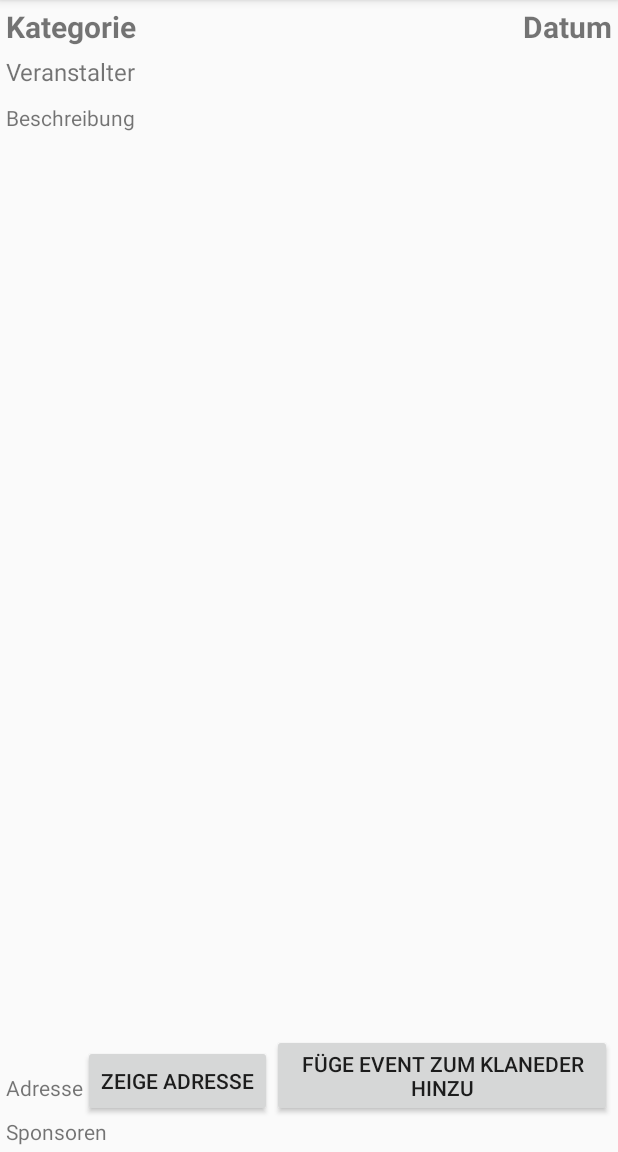
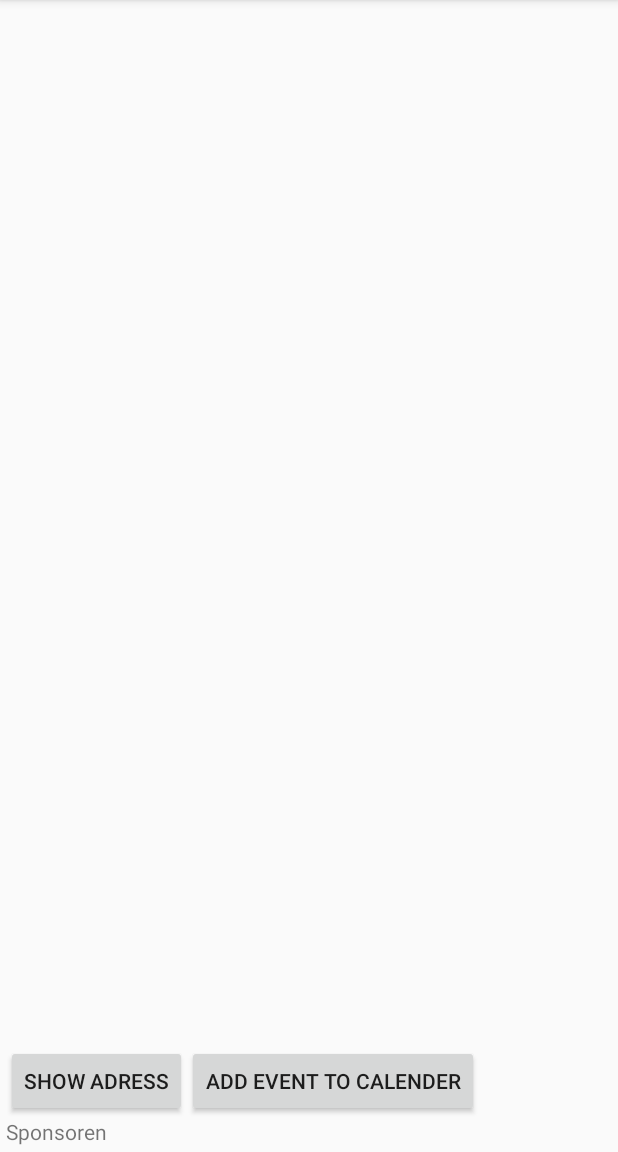
Before and after one commit to Leo1998/Project-Fluegelrad, an Android app: the fragment CalenderDayFragment shown on its own in the app's theme, on a phone screen of 412 x 824 dp, the part 84-1236 px from its top. Run offline under Robolectric (Android 15) with nearby library versions, the phone set to English and light mode, and no system bars; 6 statements that could not run were skipped.

Commit message:
Strings XML

```diff
--- a/App/app/src/main/java/de/projectfluegelrad/calendar/CalenderDayFragment.java
+++ b/App/app/src/main/java/de/projectfluegelrad/calendar/CalenderDayFragment.java
@@ -68,7 +68,7 @@ public class CalenderDayFragment extends Fragment{
             day.add(Calendar.HOUR, 2);
             intent.putExtra(CalendarContract.EXTRA_EVENT_END_TIME,day.getTimeInMillis());
             intent.putExtra(CalendarContract.Events.TITLE, event.getCategory());
-            intent.putExtra(CalendarContract.Events.DESCRIPTION, event.getDescription() + "\n organisiert von " + event.getHost());
+            intent.putExtra(CalendarContract.Events.DESCRIPTION, event.getDescription() + "\n " + getString(R.string.calender_organized_by) + " " + event.getHost());
             intent.putExtra(CalendarContract.Events.EVENT_LOCATION, event.getLocation());
 
             startActivity(intent);
--- a/App/app/src/main/res/layout/calender_day_fragment.xml
+++ b/App/app/src/main/res/layout/calender_day_fragment.xml
@@ -9,7 +9,6 @@
         android:layout_width="wrap_content"
         android:layout_height="wrap_content"
         android:id="@+id/category"
-        android:text="Kategorie"
         android:layout_alignParentLeft="true"
         android:textSize="20sp"
         android:textStyle="bold"/>
@@ -18,7 +17,6 @@
         android:layout_width="wrap_content"
         android:layout_height="wrap_content"
         android:id="@+id/date"
-        android:text="Datum"
         android:layout_alignParentRight="true"
         android:textSize="20sp"
         android:textStyle="bold"/>
@@ -27,7 +25,6 @@
         android:layout_width="wrap_content"
         android:layout_height="wrap_content"
         android:id="@+id/host"
-        android:text="Veranstalter"
         android:paddingTop="5dp"
         android:textSize="16sp"
         android:layout_below="@id/category"/>
@@ -42,7 +39,6 @@
             android:layout_width="wrap_content"
             android:layout_height="wrap_content"
             android:id="@+id/description"
-            android:text="Beschreibung"
             android:paddingTop="10dp" />
 
     </RelativeLayout>
@@ -52,7 +48,6 @@
         android:layout_width="wrap_content"
         android:layout_height="wrap_content"
         android:id="@+id/sponsors"
-        android:text="Sponsoren"
         android:layout_alignParentBottom="true"
         android:layout_alignParentLeft="true" />
 
@@ -62,14 +57,13 @@
         android:layout_width="wrap_content"
         android:layout_height="wrap_content"
         android:id="@+id/location"
-        android:text="Adresse"
         android:paddingBottom="10dp"
         android:layout_above="@id/sponsors"/>
 
     <Button
         android:layout_width="wrap_content"
         android:layout_height="wrap_content"
-        android:text="Zeige Adresse"
+        android:text="@string/calender_show_adress"
         android:id="@+id/location_button"
         android:layout_toRightOf="@id/location"
         android:layout_above="@id/sponsors"/>
@@ -77,7 +71,7 @@
     <Button
         android:layout_width="wrap_content"
         android:layout_height="wrap_content"
-        android:text="Füge Event zum Klaneder hinzu"
+        android:text="@string/drawer_add_calender"
         android:id="@+id/calender_add_button"
         android:layout_toRightOf="@id/location_button"
         android:layout_above="@id/sponsors"/>
--- a/App/app/src/main/res/layout/calender_grid_fragment.xml
+++ b/App/app/src/main/res/layout/calender_grid_fragment.xml
@@ -6,11 +6,9 @@
     android:orientation="vertical">
 
     <de.projectfluegelrad.calendar.gridview.CalenderGridView
-        xmlns:calendarNS="http://schemas.android.com/apk/res-auto"
         android:id="@+id/calendar_view"
         android:layout_width="match_parent"
-        android:layout_height="wrap_content"
-        calendarNS:dateFormat="MMMM yyyy" />
+        android:layout_height="wrap_content"/>
 
 
 </LinearLayout>
--- a/App/app/src/main/res/values/attrs.xml
+++ /dev/null
@@ -1,6 +0,0 @@
-<?xml version="1.0" encoding="UTF-8"?>
-<resources>
-    <declare-styleable name="CalenderGridView">
-        <attr name="dateFormat" format="string"/>
-    </declare-styleable>
-</resources>
--- a/App/app/src/main/res/values/strings.xml
+++ b/App/app/src/main/res/values/strings.xml
@@ -15,4 +15,15 @@
 
     <string name="action_settings">Settings</string>
 
+    <string name="calender_grid">Calender</string>
+    <string name="calender_list">Event List</string>
+    <string name="calender_organized_by">organized by</string>
+    <string name="drawer_home">Home</string>
+    <string name="drawer_calender">Calender</string>
+    <string name="drawer_search">Search</string>
+    <string name="drawer_about">About us</string>
+    <string name="drawer_settings">Settings</string>
+    <string name="calender_show_adress">Show Adress</string>
+    <string name="drawer_add_calender">Add event to calender</string>
+
 </resources>
--- a/App/app/src/main/res/values/styles.xml
+++ b/App/app/src/main/res/values/styles.xml
@@ -6,6 +6,8 @@
         <item name="colorPrimary">@color/colorPrimary</item>
         <item name="colorPrimaryDark">@color/colorPrimaryDark</item>
         <item name="colorAccent">@color/colorAccent</item>
+
+        <item name="drawerArrowStyle">@style/DrawerArrowStyle</item>
     </style>
 
     <style name="AppTheme.NoActionBar">
@@ -17,4 +19,9 @@
 
     <style name="AppTheme.PopupOverlay" parent="ThemeOverlay.AppCompat.Light" />
 
+    <style name="DrawerArrowStyle" parent="Widget.AppCompat.DrawerArrowToggle">
+        <item name="spinBars">true</item>
+        <item name="color">@android:color/white</item>
+    </style>
+
 </resources>
```
Also changed, not shown: App/app/src/main/java/de/projectfluegelrad/Calendar/CalendarFragment.java (+2 -6 lines), App/app/src/main/java/de/projectfluegelrad/HomeFragment.java (added, +16 -0 lines), App/app/src/main/java/de/projectfluegelrad/MainActivity.java (+8 -3 lines), App/app/src/main/java/de/projectfluegelrad/calendar/gridview/CalenderGridView.java (+12 -20 lines), App/app/src/main/res/layout/home_fragment.xml (added, +11 -0 lines), App/app/src/main/res/menu/activity_main_drawer.xml (+6 -6 lines), 1 other file.
